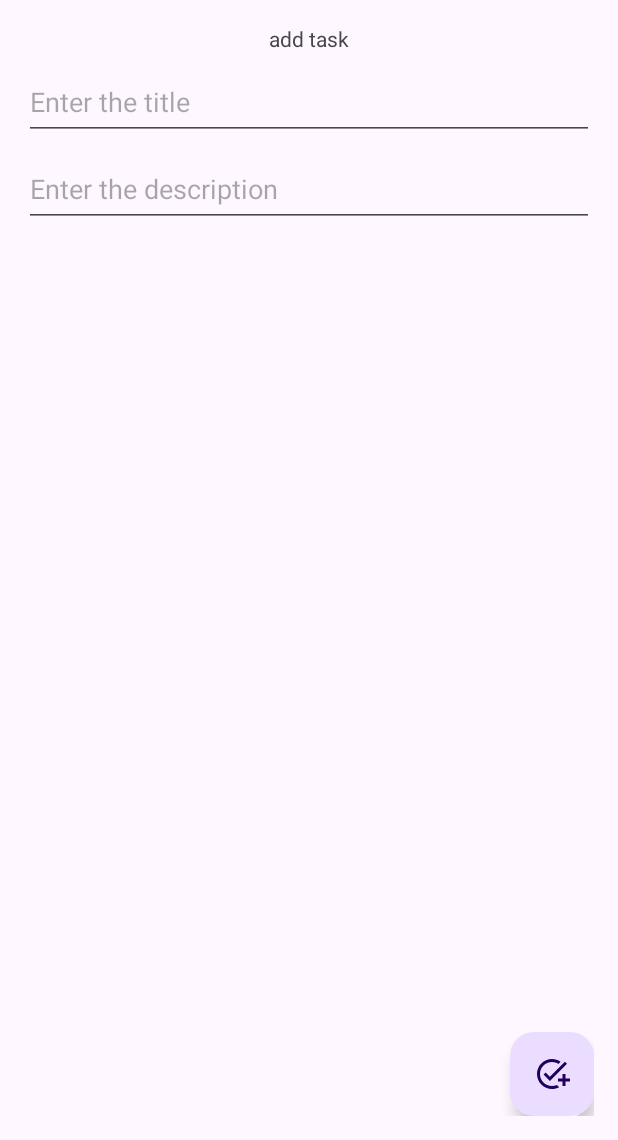
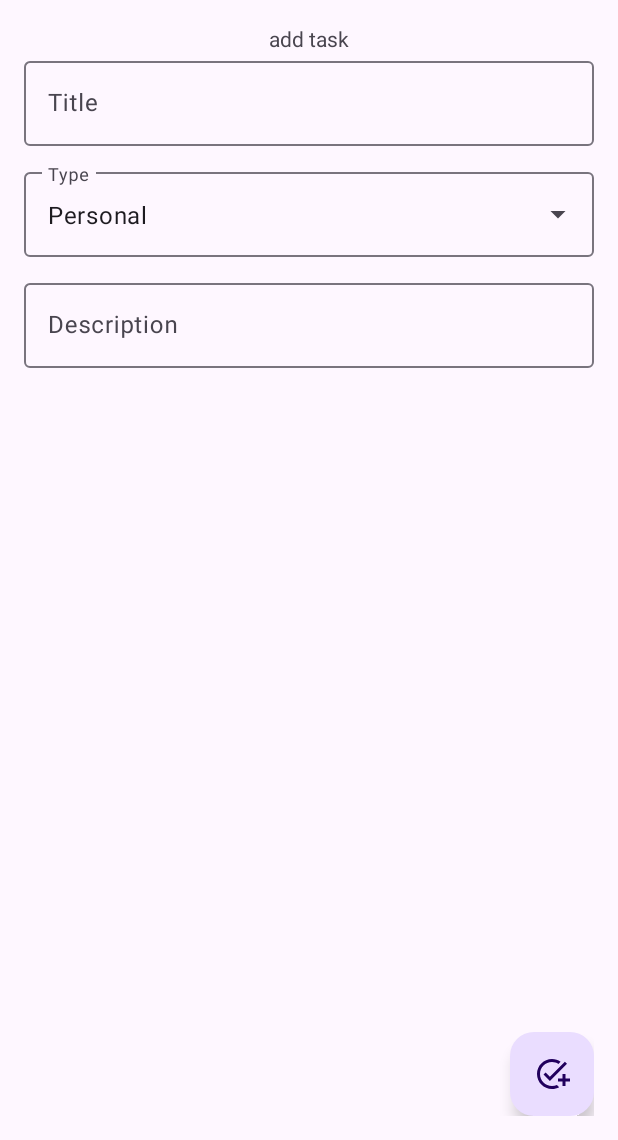
Before and after one commit to nicolasCristaldo/Todo_List_Android_views, an Android app: the AddTaskFragment screen opened through its navigation route, on a phone screen of 412 x 824 dp, the part 96-1236 px from its top. Run offline under Robolectric (Android 15) with nearby library versions, the phone set to English and light mode, and no system bars; our stand-ins replace Room's generated code.

Commit message:
type input finished

```diff
--- a/app/src/main/java/com/nicolascristaldo/todolist/ui/fragments/AddTaskFragment.kt
+++ b/app/src/main/java/com/nicolascristaldo/todolist/ui/fragments/AddTaskFragment.kt
@@ -4,10 +4,10 @@ import android.os.Bundle
 import android.view.LayoutInflater
 import android.view.View
 import android.view.ViewGroup
+import android.widget.ArrayAdapter
 import android.widget.Toast
 import androidx.fragment.app.Fragment
 import androidx.navigation.findNavController
-import androidx.navigation.fragment.navArgs
 import com.nicolascristaldo.todolist.R
 import com.nicolascristaldo.todolist.databinding.FragmentAddTaskBinding
 import com.nicolascristaldo.todolist.model.Task
@@ -36,6 +36,14 @@ class AddTaskFragment : Fragment() {
         initListeners()
     }
 
+    override fun onResume() {
+        super.onResume()
+
+        val types = resources.getStringArray(R.array.types)
+        val arrayAdapter = ArrayAdapter(requireContext(), R.layout.dropdown_type_item, types)
+        binding.tvType.setAdapter(arrayAdapter)
+    }
+
     private fun initListeners() {
         binding.fabConfirm.setOnClickListener {
             if(saveTask()) it.findNavController().popBackStack(R.id.taskListFragment, false)
@@ -46,12 +54,13 @@ class AddTaskFragment : Fragment() {
         var isTaskSaved = false
         val taskTitle = binding.etTitle.text.trim()
         val taskDescription = binding.etDescription.text.trim()
+        val taskType = binding.tvType.text.trim()
 
         if(taskTitle.isNotEmpty()) {
             val task = Task(
                 title = taskTitle.toString(),
                 description = taskDescription.toString(),
-                type = ""
+                type = taskType.toString()
             )
             taskViewModel.insertTask(task)
             isTaskSaved = true
--- a/app/src/main/res/layout/fragment_add_task.xml
+++ b/app/src/main/res/layout/fragment_add_task.xml
@@ -16,28 +16,64 @@
         app:layout_constraintStart_toStartOf="parent"
         app:layout_constraintEnd_toEndOf="parent"/>
 
-    <EditText
-        android:id="@+id/etTitle"
+    <com.google.android.material.textfield.TextInputLayout
+        android:id="@+id/tiTitle"
         android:layout_width="match_parent"
-        android:layout_height="50dp"
+        android:layout_height="wrap_content"
         app:layout_constraintTop_toBottomOf="@+id/tvAddTask"
         app:layout_constraintStart_toStartOf="parent"
         app:layout_constraintEnd_toEndOf="parent"
-        android:layout_marginVertical="8dp"
-        android:hint="Enter the title"
-        android:maxLines="1"/>
+        android:hint="Title">
 
-    <EditText
-        android:id="@+id/etDescription"
+        <EditText
+            android:id="@+id/etTitle"
+            android:layout_width="match_parent"
+            android:layout_height="match_parent"
+            android:layout_weight="1"
+            android:maxLines="1"
+            android:maxLength="25"/>
+
+    </com.google.android.material.textfield.TextInputLayout>
+
+    <com.google.android.material.textfield.TextInputLayout
+        android:id="@+id/tiType"
         android:layout_width="match_parent"
-        android:layout_height="50dp"
-        app:layout_constraintTop_toBottomOf="@+id/etTitle"
+        android:layout_height="wrap_content"
+        style="@style/Widget.Material3.TextInputLayout.OutlinedBox.ExposedDropdownMenu"
+        app:layout_constraintTop_toBottomOf="@id/tiTitle"
         app:layout_constraintStart_toStartOf="parent"
         app:layout_constraintEnd_toEndOf="parent"
-        android:layout_marginVertical="8dp"
-        android:hint="Enter the description"
-        android:maxLines="10"/>
+        android:layout_marginTop="12dp"
+        android:hint="Type">
 
+        <AutoCompleteTextView
+            android:id="@+id/tvType"
+            android:layout_width="match_parent"
+            android:layout_height="match_parent"
+            android:layout_weight="1"
+            android:text="Personal"
+            android:inputType="none"/>
+
+    </com.google.android.material.textfield.TextInputLayout>
+
+    <com.google.android.material.textfield.TextInputLayout
+        android:id="@+id/tiDescription"
+        android:layout_width="match_parent"
+        android:layout_height="wrap_content"
+        app:layout_constraintTop_toBottomOf="@+id/tiType"
+        app:layout_constraintStart_toStartOf="parent"
+        app:layout_constraintEnd_toEndOf="parent"
+        android:layout_marginTop="12dp"
+        android:hint="Description">
+
+        <EditText
+            android:id="@+id/etDescription"
+            android:layout_width="match_parent"
+            android:layout_height="match_parent"
+            android:maxLines="18"
+            android:maxLength="150"/>
+
+    </com.google.android.material.textfield.TextInputLayout>
 
     <com.google.android.material.floatingactionbutton.FloatingActionButton
         android:id="@+id/fabConfirm"
--- a/app/src/main/res/values/strings.xml
+++ b/app/src/main/res/values/strings.xml
@@ -1,5 +1,11 @@
 <resources>
     <string name="app_name">Todo List</string>
-    <!-- TODO: Remove or change this placeholder text -->
+
     <string name="hello_blank_fragment">Hello blank fragment</string>
+
+    <string-array name="types">
+        <item>Personal</item>
+        <item>Business</item>
+        <item>Other</item>
+    </string-array>
 </resources>
```
Also changed, not shown: app/src/main/java/com/nicolascristaldo/todolist/ui/fragments/EditTaskFragment.kt (+11 -1 lines), app/src/main/res/layout/dropdown_type_item.xml (added, +8 -0 lines), app/src/main/res/layout/fragment_edit_task.xml (+50 -13 lines).
